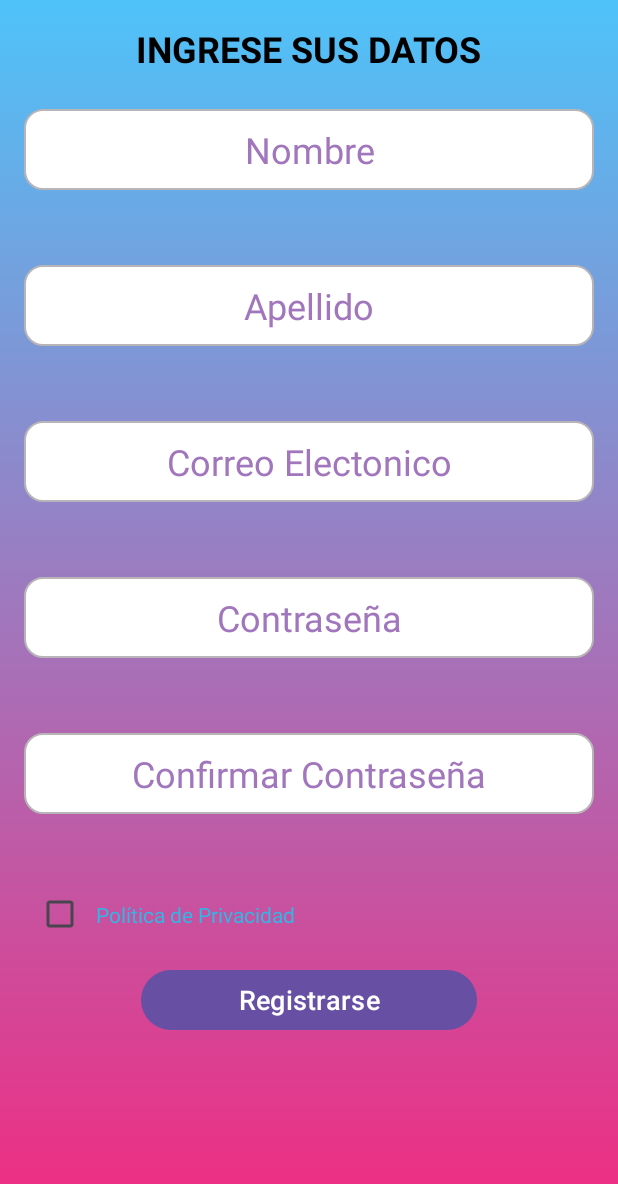
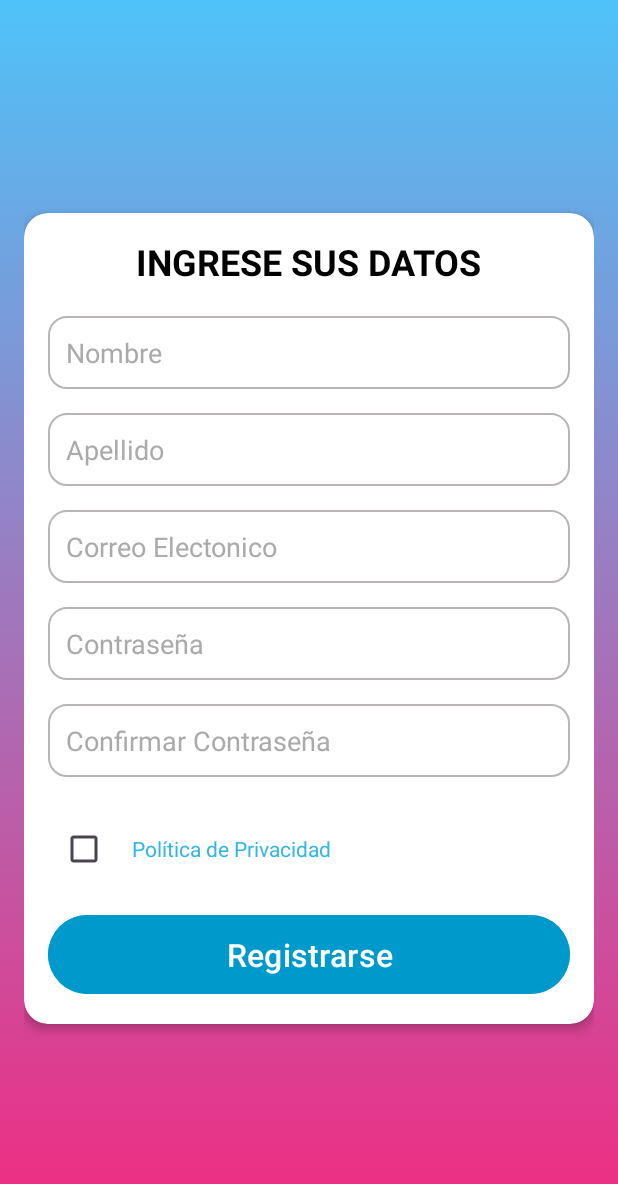
Before and after one commit to TravelDreams2024/ProyectoAppMovil, an Android app: the RegistroActivity screen opened directly, with no data from a screen before it, on a phone screen of 412 x 824 dp. Shown: the top 1184 px of the screen. Run offline under Robolectric (Android 15) with nearby library versions, the phone set to English and light mode, and no system bars.

Commit message:
ActivityR egistro - Ffx:Diseño UI

```diff
--- a/TravelDreamsApp/app/src/main/res/layout/activity_registro.xml
+++ b/TravelDreamsApp/app/src/main/res/layout/activity_registro.xml
@@ -1,9 +1,30 @@
 <ScrollView xmlns:android="http://schemas.android.com/apk/res/android"
+    xmlns:app="http://schemas.android.com/apk/res-auto"
     xmlns:tools="http://schemas.android.com/tools"
     android:layout_width="match_parent"
     android:layout_height="match_parent"
     android:fillViewport="true"
     android:background="@drawable/fondo_degradado_dos">
+
+    <androidx.constraintlayout.widget.ConstraintLayout
+        android:layout_width="match_parent"
+        android:layout_height="wrap_content"
+        android:padding="16dp">
+
+        <!-- CardView que contiene todos los elementos del formulario -->
+        <androidx.cardview.widget.CardView
+            android:id="@+id/cardView"
+            android:layout_width="0dp"
+            android:layout_height="wrap_content"
+            android:layout_marginTop="16dp"
+            android:layout_marginBottom="16dp"
+            app:cardCornerRadius="16dp"
+            app:cardElevation="4dp"
+            app:layout_constraintTop_toTopOf="parent"
+            app:layout_constraintBottom_toBottomOf="parent"
+            app:layout_constraintStart_toStartOf="parent"
+            app:layout_constraintEnd_toEndOf="parent"
+            app:cardBackgroundColor="@android:color/white">
 
             <LinearLayout
                 android:layout_width="match_parent"
@@ -11,127 +32,121 @@
                 android:orientation="vertical"
                 android:padding="16dp">
 
-        <!-- Título de la Pantalla -->
+                <!-- Título -->
                 <TextView
                     android:id="@+id/textViewTitle"
                     android:layout_width="wrap_content"
                     android:layout_height="wrap_content"
                     android:layout_gravity="center_horizontal"
-            android:layout_marginBottom="24dp"
+                    android:layout_marginBottom="20dp"
                     android:text="@string/register_title"
                     android:textColor="@android:color/black"
                     android:textSize="24sp"
                     android:textStyle="bold" />
 
-
-        <!-- Nombre -->
+                <!-- Campos del formulario -->
                 <EditText
                     android:id="@+id/editTextName"
                     android:layout_width="match_parent"
-            android:layout_height="54dp"
-            android:layout_marginBottom="50dp"
-            android:autofillHints="name"
+                    android:layout_height="wrap_content"
+                    android:layout_marginBottom="16dp"
                     android:background="@drawable/edittext_background"
                     android:hint="@string/hint_name2"
                     android:inputType="textPersonName"
-            android:textAlignment="center"
-            android:textColorHint="@color/deg2"
-            android:textSize="24sp" />
+                    android:padding="12dp"
+                    android:textColor="@android:color/black"
+                    android:textColorHint="@android:color/darker_gray"
+                    android:textSize="18sp" />
 
-        <!-- Apellido -->
                 <EditText
                     android:id="@+id/editTextLastName"
                     android:layout_width="match_parent"
-            android:layout_height="54dp"
-            android:layout_marginBottom="50dp"
-            android:autofillHints="name"
+                    android:layout_height="wrap_content"
+                    android:layout_marginBottom="16dp"
                     android:background="@drawable/edittext_background"
                     android:hint="@string/hint_last_name"
                     android:inputType="textPersonName"
-            android:textAlignment="center"
-            android:textColorHint="@color/deg2"
-            android:textSize="24sp" />
+                    android:padding="12dp"
+                    android:textColor="@android:color/black"
+                    android:textColorHint="@android:color/darker_gray"
+                    android:textSize="18sp" />
 
-        <!-- Correo Electrónico -->
                 <EditText
                     android:id="@+id/editTextEmail"
                     android:layout_width="match_parent"
-            android:layout_height="54dp"
-            android:layout_marginBottom="50dp"
-            android:autofillHints="emailAddress"
+                    android:layout_height="wrap_content"
+                    android:layout_marginBottom="16dp"
                     android:background="@drawable/edittext_background"
                     android:hint="@string/hint_email2"
                     android:inputType="textEmailAddress"
-            android:textAlignment="center"
-            android:textColorHint="@color/deg2"
-            android:textSize="24sp" />
-
-        <!-- Contraseña -->
+                    android:padding="12dp"
+                    android:textColor="@android:color/black"
+                    android:textColorHint="@android:color/darker_gray"
+                    android:textSize="18sp" />
 
                 <EditText
                     android:id="@+id/editTextPassword"
                     android:layout_width="match_parent"
-            android:layout_height="54dp"
-            android:layout_marginBottom="50dp"
-            android:autofillHints="password2"
+                    android:layout_height="wrap_content"
+                    android:layout_marginBottom="16dp"
                     android:background="@drawable/edittext_background"
                     android:hint="@string/hint_password2"
                     android:inputType="textPassword"
-            android:textAlignment="center"
-            android:textColorHint="@color/deg2"
-            android:textSize="24sp" />
-
-        <!-- Confirmar Contraseña -->
+                    android:padding="12dp"
+                    android:textColor="@android:color/black"
+                    android:textColorHint="@android:color/darker_gray"
+                    android:textSize="18sp" />
 
                 <EditText
                     android:id="@+id/editTextConfirmPassword"
                     android:layout_width="match_parent"
-            android:layout_height="54dp"
-            android:layout_marginBottom="50dp"
-            android:autofillHints="password"
+                    android:layout_height="wrap_content"
+                    android:layout_marginBottom="24dp"
                     android:background="@drawable/edittext_background"
                     android:hint="@string/hint_confirm_password2"
                     android:inputType="textPassword"
-            android:textAlignment="center"
-            android:textColorHint="@color/deg2"
-            android:textSize="24sp" />
+                    android:padding="12dp"
+                    android:textColor="@android:color/black"
+                    android:textColorHint="@android:color/darker_gray"
+                    android:textSize="18sp" />
 
-        <!-- Política de privacidad -->
-
+                <!-- Política de Privacidad -->
                 <LinearLayout
                     android:layout_width="match_parent"
-            android:layout_height="50dp"
-            android:orientation="horizontal">
+                    android:layout_height="wrap_content"
+                    android:orientation="horizontal"
+                    android:layout_marginBottom="16dp">
 
                     <CheckBox
                         android:id="@+id/checkBoxPrivacy"
                         android:layout_width="wrap_content"
                         android:layout_height="wrap_content"
-                android:layout_marginBottom="16dp"
-                android:minHeight="48dp"
+                        android:layout_marginEnd="8dp"
                         tools:ignore="TouchTargetSizeCheck" />
 
                     <TextView
                         android:id="@+id/textViewPrivacyPolicy"
-                android:layout_width="match_parent"
+                        android:layout_width="wrap_content"
                         android:layout_height="wrap_content"
-                android:layout_weight="1"
                         android:clickable="true"
                         android:focusable="true"
-                android:minHeight="48dp"
+                        android:text="@string/privacy_policy"
                         android:textColor="@android:color/holo_blue_light"
-                android:text="@string/privacy_policy"
-                tools:ignore="InefficientWeight" />
+                        android:textSize="14sp" />
                 </LinearLayout>
 
                 <!-- Botón de Registro -->
                 <Button
                     android:id="@+id/buttonRegister"
-            android:layout_width="224dp"
+                    android:layout_width="match_parent"
                     android:layout_height="wrap_content"
-            android:layout_gravity="center_horizontal"
+                    android:padding="12dp"
                     android:text="@string/register_button"
-            android:textSize="18sp" />
-
+                    android:textSize="21sp"
+                    android:textColor="@android:color/white"
+                    android:backgroundTint="@android:color/holo_blue_dark"
+                    android:layout_gravity="center_horizontal" />
             </LinearLayout>
+        </androidx.cardview.widget.CardView>
+    </androidx.constraintlayout.widget.ConstraintLayout>
 </ScrollView>
```
Lines whose indentation alone changed are shown as unchanged.
